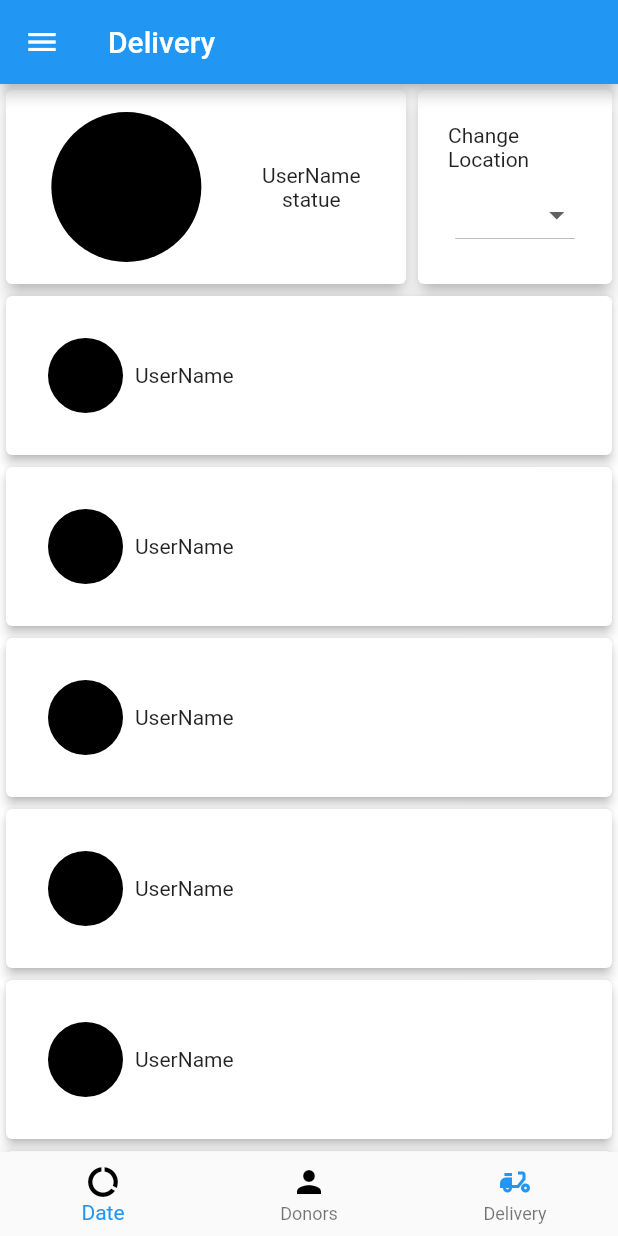
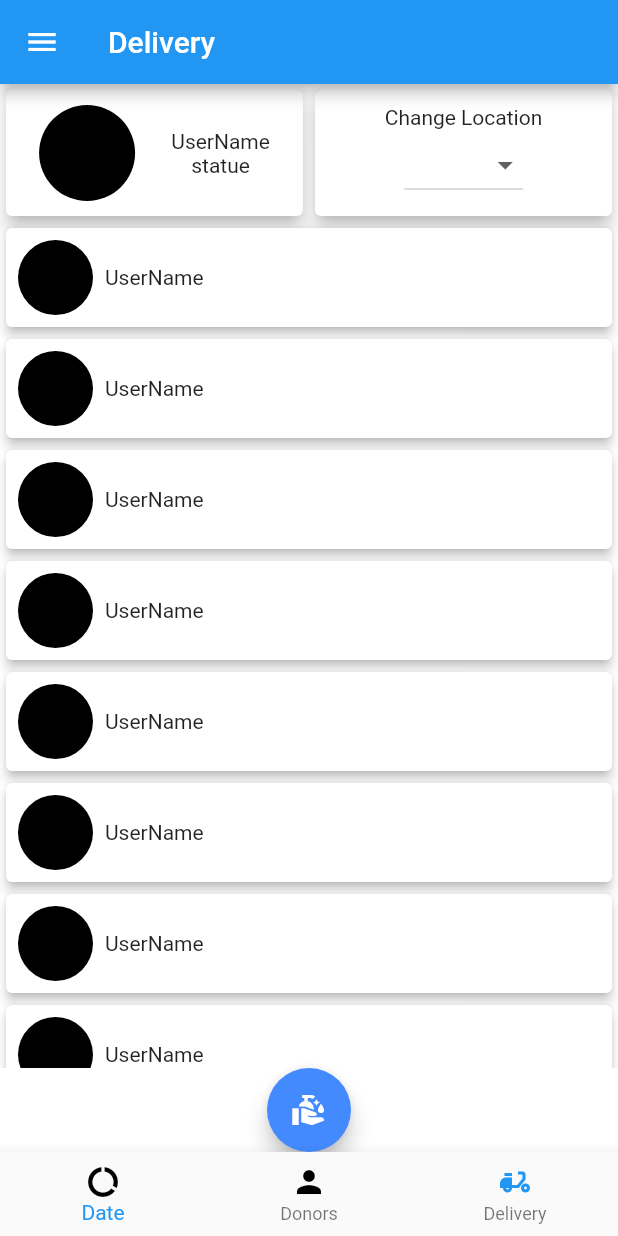
Before and after one commit to SalmaFayad/Together, a Flutter app: the screen it shows once a user with an empty profile is signed in, swiped to page 3, on a phone screen of 412 x 824 dp. Run offline on Flutter 3.47's test engine with Material 2 defaults, Android fonts, the phone set to English and light mode, and no system bars; our stand-ins replace cloud_firestore, email_validator, firebase_auth, firebase_core, google_sign_in; accounts and stored records are empty.

Commit message:
Fixing listview overflow

```diff
--- a/lib/Screens/Main_Screens/delivery_users_screen.dart
+++ b/lib/Screens/Main_Screens/delivery_users_screen.dart
@@ -17,9 +17,9 @@ class _deliveryUserScreenState extends State<deliveryUserScreen> {
         children: [
           Row(
             children: [
-              Container(
-                height: sizeTopConatainer,
-                width: sizeTopLeftContainer,
+              Expanded(
+                flex: 1,
+                child: Container(
                   child: Card(
                     elevation: 5,
                     child: Container(
@@ -29,7 +29,7 @@ class _deliveryUserScreenState extends State<deliveryUserScreen> {
                         children: [
                           CircleAvatar(
                             backgroundColor: Colors.black,
-                          radius: 50,
+                            radius: 32,
                           ),
                           Column(
                             mainAxisAlignment: MainAxisAlignment.center,
@@ -43,13 +43,14 @@ class _deliveryUserScreenState extends State<deliveryUserScreen> {
                     ),
                   ),
                 ),
-              Container(
-                height: sizeTopConatainer,
-                width: size.width - sizeTopLeftContainer,
+              ),
+              Expanded(
+                flex: 1,
+                child: Container(
                   child: Card(
                       elevation: 5,
                       child: Container(
-                      padding: const EdgeInsets.all(20),
+                        padding: const EdgeInsets.all(10),
                         child: Column(
                           mainAxisAlignment: MainAxisAlignment.spaceAround,
                           children: [
@@ -68,13 +69,11 @@ class _deliveryUserScreenState extends State<deliveryUserScreen> {
                         ),
                       )),
                 ),
+              ),
             ],
           ),
-          Container(
-            height: size.height -
-                (sizeTopConatainer +
-                    (AppBar().preferredSize.height) +
-                    kBottomNavigationBarHeight),
+          Expanded(
+            child: Container(
               child: ListView.builder(
                 itemCount: 10,
                 itemBuilder: (context, index) {
@@ -82,11 +81,10 @@ class _deliveryUserScreenState extends State<deliveryUserScreen> {
                     onTap: () {
                       // go to chat
                     },
-                  child: SingleChildScrollView(
                     child: Card(
                         elevation: 3,
                         child: Container(
-                          padding: const EdgeInsets.all(20),
+                          // padding: const EdgeInsets.all(20),
                           child: Row(
                             mainAxisAlignment: MainAxisAlignment.start,
                             children: [
@@ -101,15 +99,15 @@ class _deliveryUserScreenState extends State<deliveryUserScreen> {
                             ],
                           ),
                         )),
-                  ),
                   );
                 },
               ),
             ),
-          /* FloatingActionButton(
+          ),
+          FloatingActionButton(
             onPressed: () {},
             child: const Icon(Icons.clean_hands),
-          ),*/
+          ),
         ],
       ),
       backgroundColor: Colors.white,
```
Lines whose indentation alone changed are shown as unchanged.
